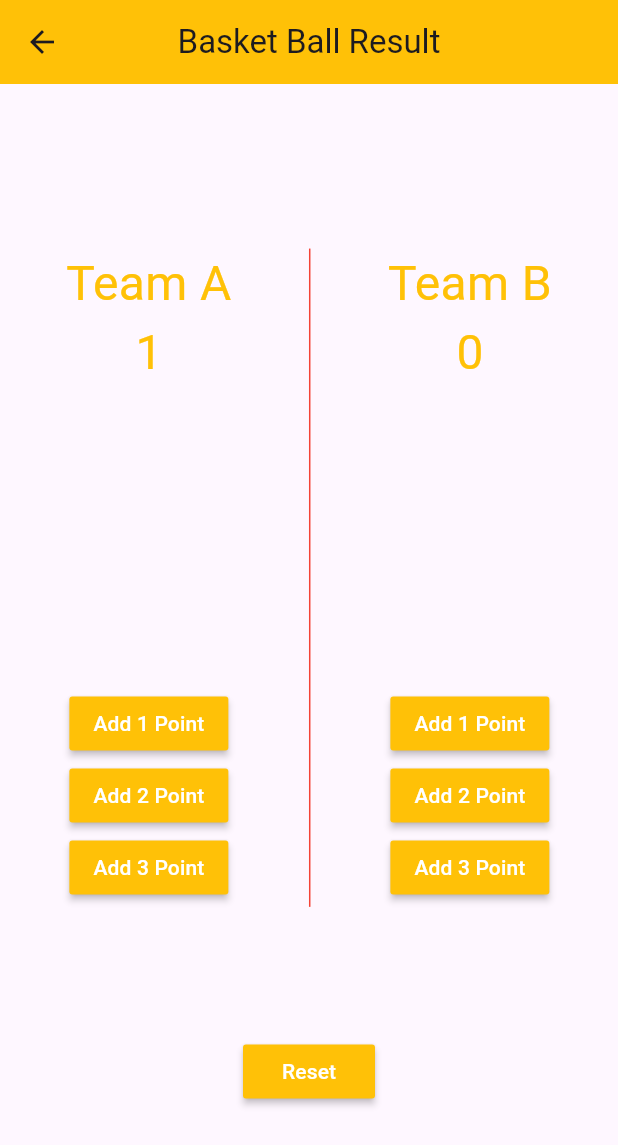
After one commit to MohamedFarid648/flutter_course_notes, a Flutter app: the BasketBallResult screen opened by its route, after a tap on "Add 1 Point", on a phone screen of 412 x 824 dp. The commit adds this screen. Shown: the top 1145 px of the screen. Run offline on Flutter 3.47's test engine with Material 3 defaults, Android fonts, the phone set to English and light mode, and no system bars; our stand-ins replace flutter_svg.

Commit message:
add basket ball

```diff
--- a/FlutterProjects/new_flutter_project/lib/config/routes/route_handler.dart
+++ b/FlutterProjects/new_flutter_project/lib/config/routes/route_handler.dart
@@ -2,6 +2,7 @@ import 'package:flutter/material.dart';
 import 'package:new_flutter_project/config/routes/route_names.dart';
 import 'package:new_flutter_project/home_page.dart';
 import 'package:new_flutter_project/widgets/app_counter.dart';
+import 'package:new_flutter_project/widgets/basketball_result.dart';
 import 'package:new_flutter_project/widgets/counter_form.dart';
 import 'package:new_flutter_project/widgets/counters_listview.dart';
 import 'package:new_flutter_project/widgets/gridview_products.dart';
@@ -35,6 +36,10 @@ class RouteHandler {
         );
       case RouteNames.counterFormScreen:
         return MaterialPageRoute(builder: (context) => const CounterForm());
+      case RouteNames.basketBallScreen:
+        return MaterialPageRoute(
+          builder: (context) => const BasketBallResult(),
+        );
       default:
         return MaterialPageRoute(
           builder: (context) =>
--- a/FlutterProjects/new_flutter_project/lib/config/routes/route_names.dart
+++ b/FlutterProjects/new_flutter_project/lib/config/routes/route_names.dart
@@ -7,4 +7,5 @@ class RouteNames {
   static const String productFormScreen = "/product_form";
   static const String counterFormScreen = "/counter_form";
   static const String countersScreen = "/counters";
+  static const String basketBallScreen = "/basketball_result";
 }
--- /dev/null
+++ b/FlutterProjects/new_flutter_project/lib/data/score.dart
@@ -0,0 +1,6 @@
+class Score {
+  final String name;
+  int value;
+
+  Score({required this.name}) : value = 0;
+}
--- a/FlutterProjects/new_flutter_project/lib/home_page.dart
+++ b/FlutterProjects/new_flutter_project/lib/home_page.dart
@@ -58,6 +58,17 @@ class HomePage extends StatelessWidget {
                   style: TextStyle(color: Colors.white),
                 ),
               ),
+              sizedBox,
+              MaterialButton(
+                onPressed: () => {
+                  Navigator.pushNamed(context, RouteNames.basketBallScreen),
+                },
+                color: Colors.blue,
+                child: Text(
+                  "BasketBall Result",
+                  style: TextStyle(color: Colors.white),
+                ),
+              ),
             ],
           ),
         ),
--- a/FlutterProjects/new_flutter_project/lib/widgets/app_features.dart
+++ b/FlutterProjects/new_flutter_project/lib/widgets/app_features.dart
@@ -11,21 +11,15 @@ class AppFeatures extends StatelessWidget {
         mainAxisAlignment: MainAxisAlignment.spaceBetween, //vertical alignment
         children: [
           AppFeatureColumn(
-            columnFeatureText: "Book Review",
+            columnFeatureText: "Book",
             columnFeatureTime: "25 mins",
             icon: Icons.book,
           ),
 
           AppFeatureColumn(
-            columnFeatureText: "Clock Review",
+            columnFeatureText: "Clock",
             columnFeatureTime: "1 h",
             icon: Icons.watch,
-          ),
-
-          AppFeatureColumn(
-            columnFeatureText: "Food Review",
-            columnFeatureTime: "4-6 mins",
-            icon: Icons.food_bank,
           ),
         ],
       ),
--- /dev/null
+++ b/FlutterProjects/new_flutter_project/lib/widgets/basketball_result.dart
@@ -0,0 +1,107 @@
+import 'package:flutter/material.dart';
+import 'package:new_flutter_project/data/Score.dart';
+
+class BasketBallResult extends StatefulWidget {
+  const BasketBallResult({super.key});
+
+  @override
+  State<BasketBallResult> createState() => _BasketBallResultState();
+}
+
+class _BasketBallResultState extends State<BasketBallResult> {
+  List<Score> scores = [Score(name: "A"), Score(name: "B")];
+  @override
+  Widget build(BuildContext context) {
+    return Scaffold(
+      appBar: AppBar(
+        title: const Text("Basket Ball Result"),
+        centerTitle: true,
+        //leading: Icon(Icons.countertops),
+        backgroundColor: Colors.amber,
+        actions: [],
+      ),
+      body: Column(
+        mainAxisAlignment: MainAxisAlignment.spaceAround,
+        children: [
+          Expanded(flex: 2, child: Container()),
+          Expanded(
+            flex: 8,
+            child: Row(
+              mainAxisAlignment: MainAxisAlignment.spaceEvenly,
+              children: [
+                teamFun("Team A", scores[0]),
+                VerticalDivider(color: Colors.red),
+                teamFun("Team B", scores[1]),
+              ],
+            ),
+          ),
+
+          Expanded(
+            flex: 4,
+            child: Row(
+              mainAxisAlignment: MainAxisAlignment.center,
+              //mainAxisSize: MainAxisSize.min,
+              children: [
+                addPointsBtn(() {
+                  scores[0].value = 0;
+                  scores[1].value = 0;
+                }, "Reset"),
+              ],
+            ),
+          ),
+        ],
+      ),
+    );
+  }
+
+  Column teamFun(String teamName, Score score) {
+    return Column(
+      children: [
+        Expanded(
+          flex: 8,
+          child: Column(
+            children: [
+              Text(
+                teamName,
+                style: TextStyle(fontSize: 32, color: Colors.amber),
+              ),
+              Text(
+                score.value.toString(),
+                style: TextStyle(fontSize: 32, color: Colors.amber),
+              ),
+            ],
+          ),
+        ),
+
+        Expanded(
+          flex: 4,
+          child: Column(
+            children: [
+              addPointsBtn(() {
+                score.value++;
+              }, "Add 1 Point"),
+              addPointsBtn(() {
+                score.value += 2;
+              }, "Add 2 Point"),
+              addPointsBtn(() {
+                score.value += 3;
+              }, "Add 3 Point"),
+            ],
+          ),
+        ),
+      ],
+    );
+  }
+
+  MaterialButton addPointsBtn(Function onPressedFun, String txtTitle) {
+    return MaterialButton(
+      onPressed: () {
+        onPressedFun();
+        setState(() {});
+      },
+      color: Colors.amber,
+      textColor: Colors.white,
+      child: Text(txtTitle),
+    );
+  }
+}
```
